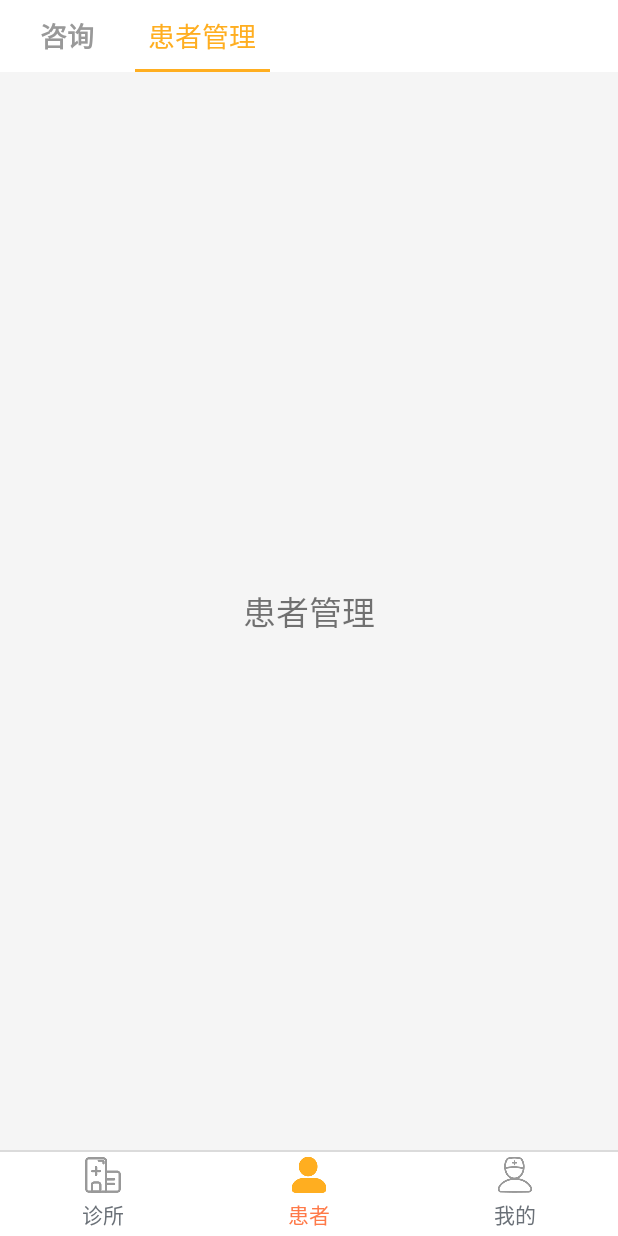
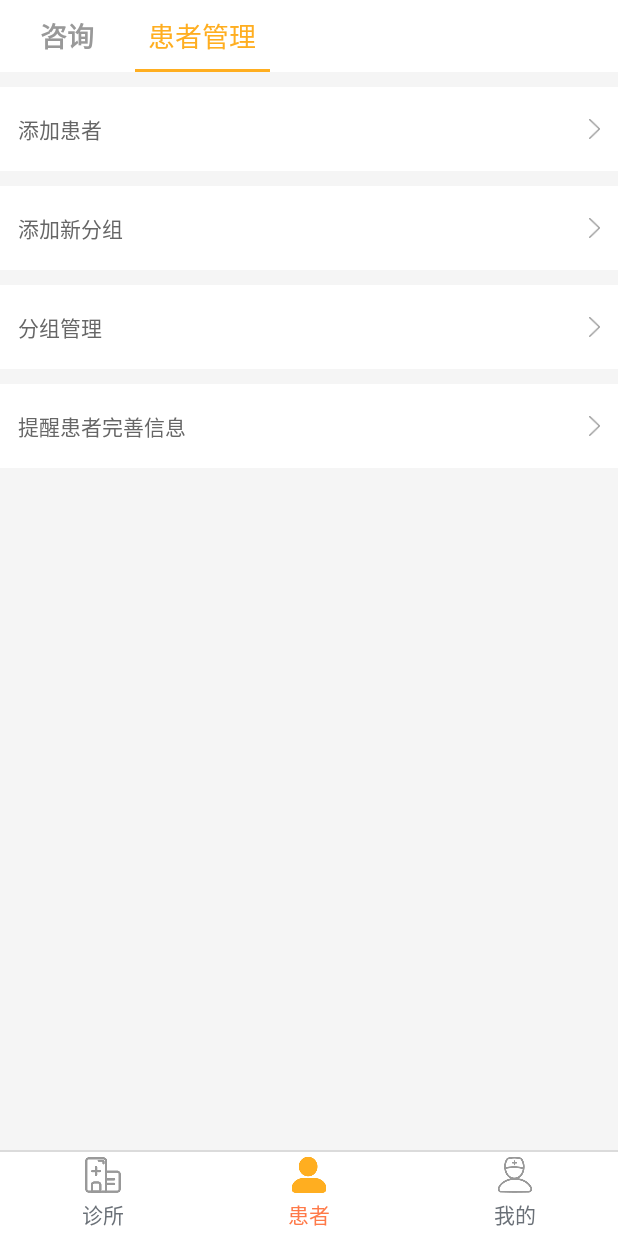
Before and after one commit to marmot1212/RuiEr, an Android app: the screen it shows after launch (MainActivity), after a tap on "患者", on a phone screen of 412 x 824 dp. Run offline under Robolectric (Android 15) with nearby library versions, the phone set to English and light mode, and no system bars; our stand-ins replace ButterKnife.

Commit message:
（1）添加图片资源 （2）患者管理界面UI和监听事件

```diff
--- a/app/src/main/java/com/example/fox28/ruier/patient/fragment/PatientManagerFragment.java
+++ b/app/src/main/java/com/example/fox28/ruier/patient/fragment/PatientManagerFragment.java
@@ -9,22 +9,51 @@ import android.view.ViewGroup;
 
 import com.example.fox28.ruier.R;
 
+import butterknife.ButterKnife;
+import butterknife.OnClick;
+import butterknife.Unbinder;
+
 /**
  * A simple {@link Fragment} subclass.
  */
 public class PatientManagerFragment extends Fragment {
 
 
+    Unbinder unbinder;
+
     public PatientManagerFragment() {
-        // Required empty public constructor
     }
 
 
     @Override
     public View onCreateView(LayoutInflater inflater, ViewGroup container,
                              Bundle savedInstanceState) {
-        // Inflate the layout for this fragment
-        return inflater.inflate(R.layout.fragment_patient_manager, container, false);
+        View inflate = inflater.inflate(R.layout.fragment_patient_manager, container, false);
+        unbinder = ButterKnife.bind(this, inflate);
+        return inflate;
     }
 
+    @Override
+    public void onDestroyView() {
+        super.onDestroyView();
+        unbinder.unbind();
+    }
+
+    /**
+     * 跳转监听事件
+     * @param view
+     */
+    @OnClick({R.id.ll_add_patient, R.id.ll_add_group, R.id.ll_patientgroup_manager, R.id.ll_notice})
+    public void onViewClicked(View view) {
+        switch (view.getId()) {
+            case R.id.ll_add_patient:   // 添加患者
+                break;
+            case R.id.ll_add_group:     //添加新分组
+                break;
+            case R.id.ll_patientgroup_manager:  //分组管理
+                break;
+            case R.id.ll_notice:        // 通知完善信息
+                break;
+        }
+    }
 }
--- a/app/src/main/res/layout/fragment_patient_manager.xml
+++ b/app/src/main/res/layout/fragment_patient_manager.xml
@@ -1,15 +1,114 @@
 <?xml version="1.0" encoding="utf-8"?>
-<FrameLayout xmlns:android="http://schemas.android.com/apk/res/android"
+<LinearLayout xmlns:android="http://schemas.android.com/apk/res/android"
     xmlns:tools="http://schemas.android.com/tools"
     android:layout_width="match_parent"
     android:layout_height="match_parent"
+    android:background="@color/base_bg"
+    android:orientation="vertical"
     tools:context=".patient.fragment.PatientManagerFragment">
 
-    <TextView
-        android:layout_width="wrap_content"
-        android:layout_height="wrap_content"
-        android:layout_gravity="center"
-        android:text="患者管理"
-        android:textSize="@dimen/title1"/>
+    <!--添加患者-->
+    <LinearLayout
+        android:id="@+id/ll_add_patient"
+        android:layout_width="match_parent"
+        android:layout_height="@dimen/raw_high_56"
+        android:layout_marginTop="10dp"
+        android:background="@color/white"
+        android:gravity="center_vertical"
+        android:orientation="horizontal"
+        android:paddingLeft="12dp"
+        android:paddingRight="12dp">
 
-</FrameLayout>
+        <TextView
+            android:layout_width="0dp"
+            android:layout_height="wrap_content"
+            android:layout_weight="1"
+            android:text="添加患者"
+            android:textColor="#666"
+            android:textSize="@dimen/title4" />
+
+        <ImageView
+            android:layout_width="7dp"
+            android:layout_height="13dp"
+            android:src="@mipmap/list_arrow_forward" />
+    </LinearLayout>
+
+    <!--添加新分组-->
+    <LinearLayout
+        android:id="@+id/ll_add_group"
+        android:layout_width="match_parent"
+        android:layout_height="@dimen/raw_high_56"
+        android:layout_marginTop="10dp"
+        android:background="@color/white"
+        android:gravity="center_vertical"
+        android:orientation="horizontal"
+        android:paddingLeft="12dp"
+        android:paddingRight="12dp">
+
+        <TextView
+            android:layout_width="0dp"
+            android:layout_height="wrap_content"
+            android:layout_weight="1"
+            android:text="添加新分组"
+            android:textColor="#666"
+            android:textSize="@dimen/title4" />
+
+        <ImageView
+            android:layout_width="7dp"
+            android:layout_height="13dp"
+            android:src="@mipmap/list_arrow_forward" />
+    </LinearLayout>
+
+    <!--分组管理-->
+    <LinearLayout
+        android:id="@+id/ll_patientgroup_manager"
+        android:layout_width="match_parent"
+        android:layout_height="@dimen/raw_high_56"
+        android:layout_marginTop="10dp"
+        android:background="@color/white"
+        android:gravity="center_vertical"
+        android:orientation="horizontal"
+        android:paddingLeft="12dp"
+        android:paddingRight="12dp">
+
+        <TextView
+            android:layout_width="0dp"
+            android:layout_height="wrap_content"
+            android:layout_weight="1"
+            android:text="分组管理"
+            android:textColor="#666"
+            android:textSize="@dimen/title4" />
+
+        <ImageView
+            android:layout_width="7dp"
+            android:layout_height="13dp"
+            android:src="@mipmap/list_arrow_forward" />
+    </LinearLayout>
+
+    <!--提醒患者完善信息-->
+    <LinearLayout
+        android:id="@+id/ll_notice"
+        android:layout_width="match_parent"
+        android:layout_height="@dimen/raw_high_56"
+        android:layout_marginTop="10dp"
+        android:background="@color/white"
+        android:gravity="center_vertical"
+        android:orientation="horizontal"
+        android:paddingLeft="12dp"
+        android:paddingRight="12dp">
+
+        <TextView
+            android:layout_width="0dp"
+            android:layout_height="wrap_content"
+            android:layout_weight="1"
+            android:text="提醒患者完善信息"
+            android:textColor="#666"
+            android:textSize="@dimen/title4" />
+
+        <ImageView
+            android:layout_width="7dp"
+            android:layout_height="13dp"
+            android:src="@mipmap/list_arrow_forward" />
+    </LinearLayout>
+
+</LinearLayout>
--- a/app/src/main/res/layout/p_fragment_patient.xml
+++ b/app/src/main/res/layout/p_fragment_patient.xml
@@ -3,7 +3,6 @@
     xmlns:tools="http://schemas.android.com/tools"
     android:layout_width="match_parent"
     android:layout_height="match_parent"
-    android:background="@color/base_bg"
     android:orientation="vertical"
     tools:context=".patient.fragment.PatientFragment">
 
--- a/app/src/main/res/values/dimen.xml
+++ b/app/src/main/res/values/dimens.xml
@@ -1,5 +1,6 @@
 <?xml version="1.0" encoding="utf-8"?>
 <resources>
+    <dimen name="raw_high_56">56dp</dimen>
     <dimen name="raw_high_48">48dp</dimen>
 
     <!--页面字体以16sp为主，标题18sp，注释14sp-->
```
Also changed, not shown: app/src/main/res/mipmap-hdpi/list_arrow_expand.png (added), app/src/main/res/mipmap-hdpi/list_arrow_forward.png (added), app/src/main/res/mipmap-xhdpi/list_arrow_expand.png (added), app/src/main/res/mipmap-xhdpi/list_arrow_forward.png (added), app/src/main/res/mipmap-xxhdpi/list_arrow_expand.png (added), app/src/main/res/mipmap-xxhdpi/list_arrow_forward.png (added), app/src/main/res/mipmap-xxxhdpi/list_arrow_expand.png (added), app/src/main/res/mipmap-xxxhdpi/list_arrow_forward.png (added).
